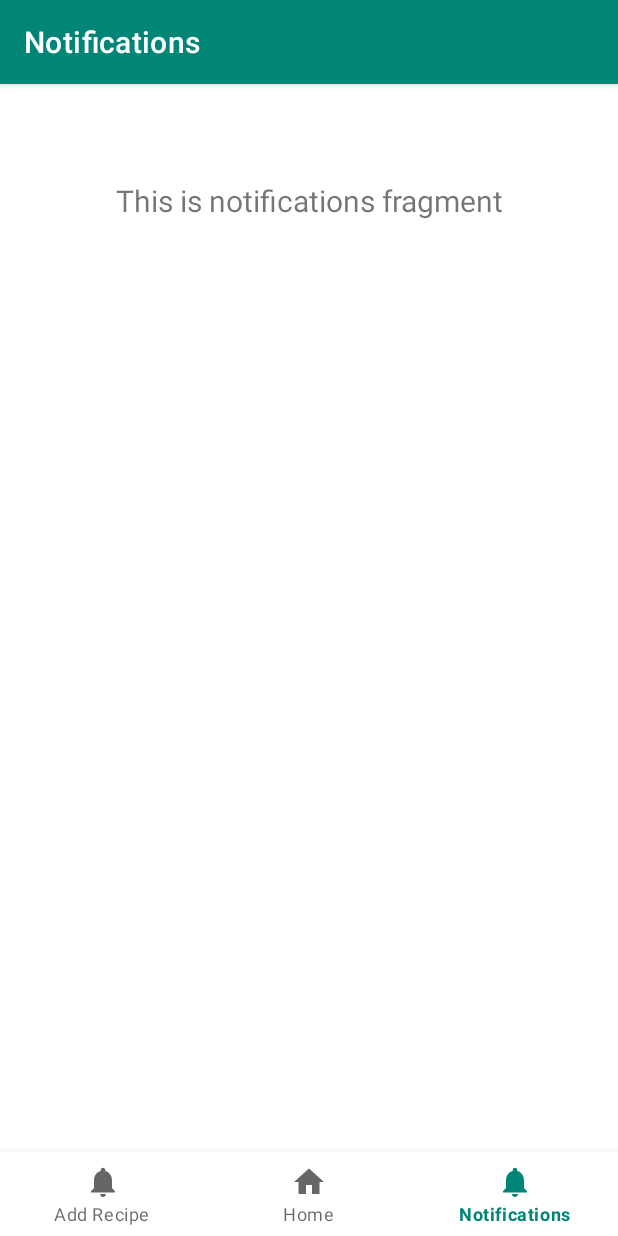
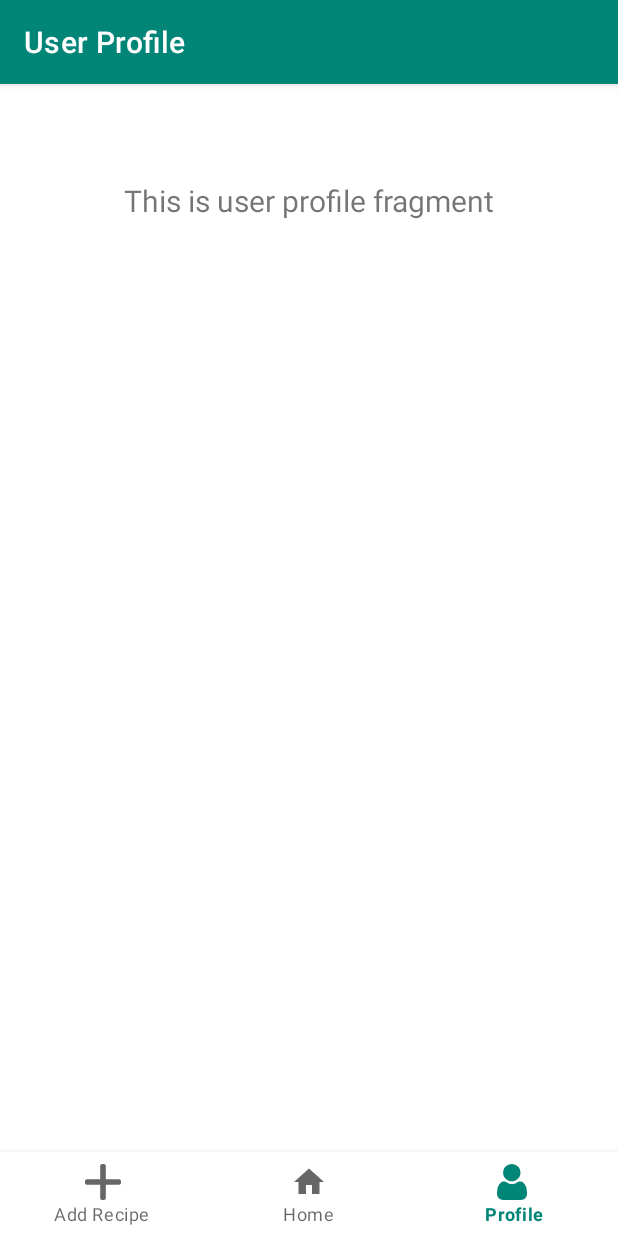
Before and after one commit to jcsnorlax97/pocketchef, an Android app: the UserProfileFragment screen opened through its navigation route, on a phone screen of 412 x 824 dp. Run offline under Robolectric (Android 15) with nearby library versions, the phone set to English and light mode, and no system bars; our stand-ins replace navigation-ui.

Commit message:
fix navigation icons and fragments

```diff
--- a/PocketChef/app/src/main/java/net/team5/pocketchef/MainActivity.java
+++ b/PocketChef/app/src/main/java/net/team5/pocketchef/MainActivity.java
@@ -20,7 +20,7 @@ public class MainActivity extends AppCompatActivity {
         // Passing each menu ID as a set of Ids because each
         // menu should be considered as top level destinations.
         AppBarConfiguration appBarConfiguration = new AppBarConfiguration.Builder(
-                R.id.navigation_add_recipe, R.id.navigation_home, R.id.navigation_notifications)
+                R.id.navigation_add_recipe, R.id.navigation_home, R.id.navigation_user_profile)
                 .build();
         NavController navController = Navigation.findNavController(this, R.id.nav_host_fragment);
         NavigationUI.setupActionBarWithNavController(this, navController, appBarConfiguration);
--- a/PocketChef/app/src/main/java/net/team5/pocketchef/ui/notifications/NotificationsFragment.java
+++ b/PocketChef/app/src/main/java/net/team5/pocketchef/ui/user_profile/UserProfileFragment.java
@@ -1,4 +1,4 @@
-package net.team5.pocketchef.ui.notifications;
+package net.team5.pocketchef.ui.user_profile;
 
 import android.os.Bundle;
 import android.view.LayoutInflater;
@@ -14,17 +14,17 @@ import androidx.lifecycle.ViewModelProviders;
 
 import net.team5.pocketchef.R;
 
-public class NotificationsFragment extends Fragment {
+public class UserProfileFragment extends Fragment {
 
-    private NotificationsViewModel notificationsViewModel;
+    private UserProfileViewModel userProfileViewModel;
 
     public View onCreateView(@NonNull LayoutInflater inflater,
                              ViewGroup container, Bundle savedInstanceState) {
-        notificationsViewModel =
-                ViewModelProviders.of(this).get(NotificationsViewModel.class);
-        View root = inflater.inflate(R.layout.fragment_notifications, container, false);
-        final TextView textView = root.findViewById(R.id.text_notifications);
-        notificationsViewModel.getText().observe(this, new Observer<String>() {
+        userProfileViewModel =
+                ViewModelProviders.of(this).get(UserProfileViewModel.class);
+        View root = inflater.inflate(R.layout.fragment_user_profile, container, false);
+        final TextView textView = root.findViewById(R.id.text_user_profile);
+        userProfileViewModel.getText().observe(this, new Observer<String>() {
             @Override
             public void onChanged(@Nullable String s) {
                 textView.setText(s);
--- a/PocketChef/app/src/main/java/net/team5/pocketchef/ui/notifications/NotificationsViewModel.java
+++ b/PocketChef/app/src/main/java/net/team5/pocketchef/ui/user_profile/UserProfileViewModel.java
@@ -1,16 +1,16 @@
-package net.team5.pocketchef.ui.notifications;
+package net.team5.pocketchef.ui.user_profile;
 
 import androidx.lifecycle.LiveData;
 import androidx.lifecycle.MutableLiveData;
 import androidx.lifecycle.ViewModel;
 
-public class NotificationsViewModel extends ViewModel {
+public class UserProfileViewModel extends ViewModel {
 
     private MutableLiveData<String> mText;
 
-    public NotificationsViewModel() {
+    public UserProfileViewModel() {
         mText = new MutableLiveData<>();
-        mText.setValue("This is notifications fragment");
+        mText.setValue("This is user profile fragment");
     }
 
     public LiveData<String> getText() {
--- /dev/null
+++ b/PocketChef/app/src/main/res/drawable/ic_add_black_24dp.xml
@@ -0,0 +1,13 @@
+<vector xmlns:android="http://schemas.android.com/apk/res/android"
+    android:width="492px"
+    android:height="492px"
+    android:viewportWidth="492.0"
+    android:viewportHeight="492.0">
+    <path
+        android:fillColor="#FF000000"
+        android:pathData="M465.064,207.566l0.028,0H284.436V27.25c0-14.84-12.016-27.248-26.856-27.248h-23.116
+			c-14.836,0-26.904,12.408-26.904,27.248v180.316H26.908c-14.832,0-26.908,12-26.908,26.844v23.248
+			c0,14.832,12.072,26.78,26.908,26.78h180.656v180.968c0,14.832,12.064,26.592,26.904,26.592h23.116
+			c14.84,0,26.856-11.764,26.856-26.592V284.438h180.624c14.84,0,26.936-11.952,26.936-26.78V234.41
+			C492,219.566,479.904,207.566,465.064,207.566z" />
+</vector>
--- a/PocketChef/app/src/main/res/drawable/ic_dashboard_black_24dp.xml
+++ /dev/null
@@ -1,9 +0,0 @@
-<vector xmlns:android="http://schemas.android.com/apk/res/android"
-    android:width="24dp"
-    android:height="24dp"
-    android:viewportWidth="24.0"
-    android:viewportHeight="24.0">
-    <path
-        android:fillColor="#FF000000"
-        android:pathData="M3,13h8L11,3L3,3v10zM3,21h8v-6L3,15v6zM13,21h8L21,11h-8v10zM13,3v6h8L21,3h-8z" />
-</vector>
--- a/PocketChef/app/src/main/res/drawable/ic_notifications_black_24dp.xml
+++ /dev/null
@@ -1,9 +0,0 @@
-<vector xmlns:android="http://schemas.android.com/apk/res/android"
-    android:width="24dp"
-    android:height="24dp"
-    android:viewportWidth="24.0"
-    android:viewportHeight="24.0">
-    <path
-        android:fillColor="#FF000000"
-        android:pathData="M12,22c1.1,0 2,-0.9 2,-2h-4c0,1.1 0.89,2 2,2zM18,16v-5c0,-3.07 -1.64,-5.64 -4.5,-6.32L13.5,4c0,-0.83 -0.67,-1.5 -1.5,-1.5s-1.5,0.67 -1.5,1.5v0.68C7.63,5.36 6,7.92 6,11v5l-2,2v1h16v-1l-2,-2z" />
-</vector>
--- /dev/null
+++ b/PocketChef/app/src/main/res/drawable/ic_user_profile_24dp.xml
@@ -0,0 +1,13 @@
+<vector xmlns:android="http://schemas.android.com/apk/res/android"
+    android:width="512dp"
+    android:height="512.002dp"
+    android:viewportWidth="512"
+    android:viewportHeight="512.002">
+
+    <path
+        android:fillColor="#000000"
+        android:pathData="M210.351562 246.632812c33.882813 0 63.222657-12.152343 87.195313-36.128906 23.972656-23.972656 36.125-53.304687 36.125-87.191406 0-33.875-12.152344-63.210938-36.128906-87.191406-23.976563-23.96875-53.3125-36.121094-87.191407-36.121094-33.886718 0-63.21875 12.152344-87.191406 36.125s-36.128906 53.308594-36.128906 87.1875c0 33.886719 12.15625 63.222656 36.132812 87.195312 23.976563 23.96875 53.3125 36.125 87.1875 36.125zm0 0" />
+    <path
+        android:fillColor="#000000"
+        android:pathData="M426.128906 393.703125c-0.691406-9.976563-2.089844-20.859375-4.148437-32.351563-2.078125-11.578124-4.753907-22.523437-7.957031-32.527343-3.308594-10.339844-7.808594-20.550781-13.371094-30.335938-5.773438-10.15625-12.554688-19-20.164063-26.277343-7.957031-7.613282-17.699219-13.734376-28.964843-18.199219-11.226563-4.441407-23.667969-6.691407-36.976563-6.691407-5.226563 0-10.28125 2.144532-20.042969 8.5-6.007812 3.917969-13.035156 8.449219-20.878906 13.460938-6.707031 4.273438-15.792969 8.277344-27.015625 11.902344-10.949219 3.542968-22.066406 5.339844-33.039063 5.339844-10.972656 0-22.085937-1.796876-33.046874-5.339844-11.210938-3.621094-20.296876-7.625-26.996094-11.898438-7.769532-4.964844-14.800782-9.496094-20.898438-13.46875-9.75-6.355468-14.808594-8.5-20.035156-8.5-13.3125 0-25.75 2.253906-36.972656 6.699219-11.257813 4.457031-21.003906 10.578125-28.96875 18.199219-7.605469 7.28125-14.390625 16.121094-20.15625 26.273437-5.558594 9.785157-10.058594 19.992188-13.371094 30.339844-3.199219 10.003906-5.875 20.945313-7.953125 32.523437-2.058594 11.476563-3.457031 22.363282-4.148437 32.363282-0.679688 9.796875-1.023438 19.964844-1.023438 30.234375 0 26.726562 8.496094 48.363281 25.25 64.320312 16.546875 15.746094 38.441406 23.734375 65.066406 23.734375h246.53125c26.625 0 48.511719-7.984375 65.0625-23.734375 16.757813-15.945312 25.253906-37.585937 25.253906-64.324219-0.003906-10.316406-0.351562-20.492187-1.035156-30.242187zm0 0" />
+</vector>
--- a/PocketChef/app/src/main/res/layout/fragment_notifications.xml
+++ b/PocketChef/app/src/main/res/layout/fragment_user_profile.xml
@@ -5,7 +5,7 @@
     android:layout_height="match_parent">
 
     <TextView
-        android:id="@+id/text_notifications"
+        android:id="@+id/text_user_profile"
         android:layout_width="match_parent"
         android:layout_height="wrap_content"
         android:layout_marginStart="8dp"
--- a/PocketChef/app/src/main/res/menu/bottom_nav_menu.xml
+++ b/PocketChef/app/src/main/res/menu/bottom_nav_menu.xml
@@ -1,10 +1,9 @@
 <?xml version="1.0" encoding="utf-8"?>
 <menu xmlns:android="http://schemas.android.com/apk/res/android">
 
-
     <item
         android:id="@+id/navigation_add_recipe"
-        android:icon="@drawable/ic_notifications_black_24dp"
+        android:icon="@drawable/ic_add_black_24dp"
         android:title="Add Recipe" />
 
     <item
@@ -13,10 +12,8 @@
         android:title="@string/title_home" />
 
     <item
-        android:id="@+id/navigation_notifications"
-        android:icon="@drawable/ic_notifications_black_24dp"
-        android:title="@string/title_notifications" />
-
-
+        android:id="@+id/navigation_user_profile"
+        android:icon="@drawable/ic_user_profile_24dp"
+        android:title="Profile" />
 
 </menu>
--- a/PocketChef/app/src/main/res/navigation/mobile_navigation.xml
+++ b/PocketChef/app/src/main/res/navigation/mobile_navigation.xml
@@ -12,16 +12,10 @@
         tools:layout="@layout/fragment_home" />
 
     <fragment
-        android:id="@+id/navigation_dashboard"
-        android:name="net.team5.pocketchef.ui.dashboard.DashboardFragment"
-        android:label="@string/title_dashboard"
-        tools:layout="@layout/fragment_dashboard" />
-
-    <fragment
-        android:id="@+id/navigation_notifications"
-        android:name="net.team5.pocketchef.ui.notifications.NotificationsFragment"
-        android:label="@string/title_notifications"
-        tools:layout="@layout/fragment_notifications" />
+        android:id="@+id/navigation_user_profile"
+        android:name="net.team5.pocketchef.ui.user_profile.UserProfileFragment"
+        android:label="User Profile"
+        tools:layout="@layout/fragment_user_profile" />
 
     <fragment
         android:id="@+id/navigation_add_recipe"
```
